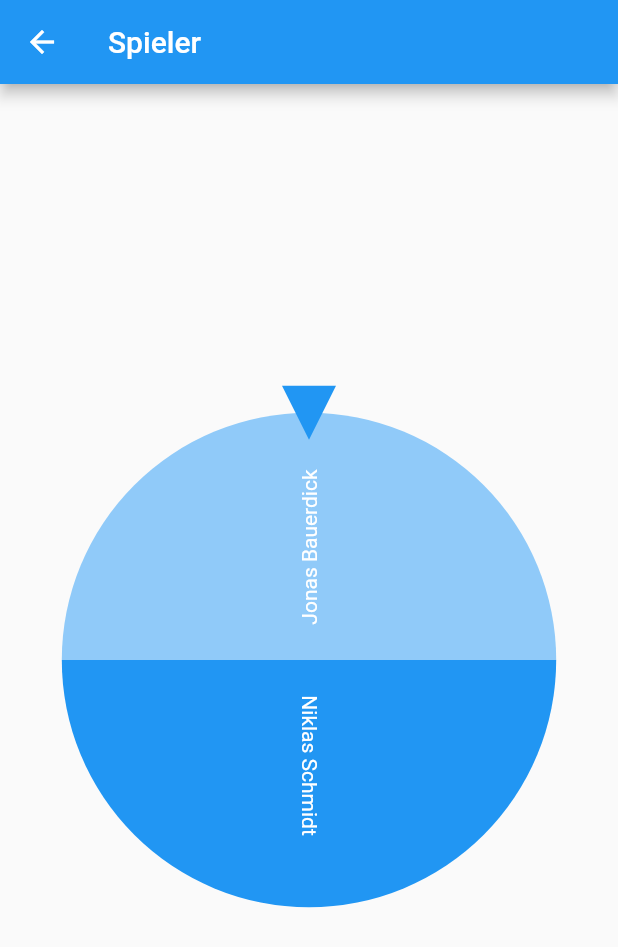
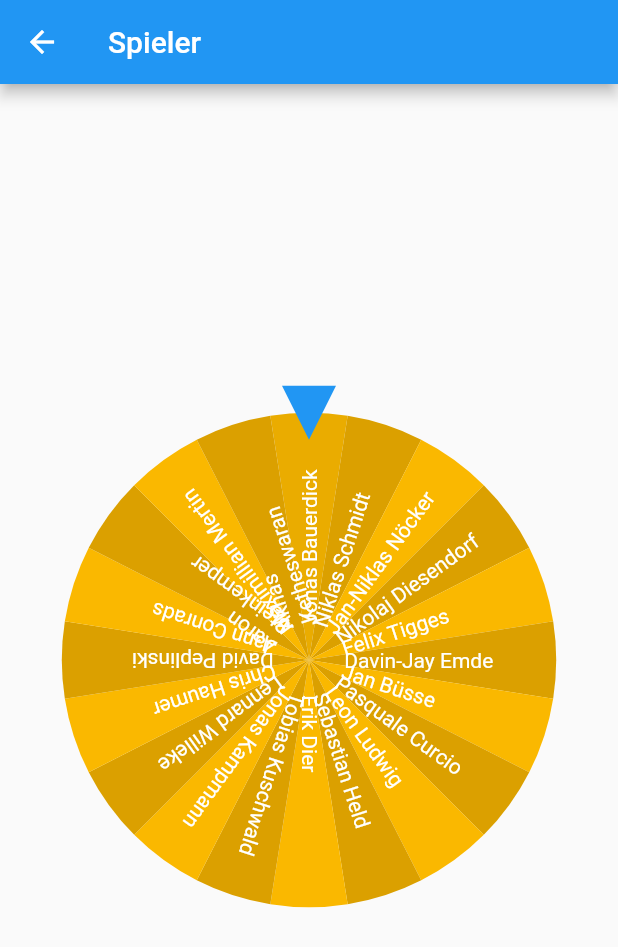
Before and after one commit to felixtigges/Snackomat3000, a Flutter app: the screen it shows after launch, after a tap on "Spieler", on a phone screen of 412 x 824 dp. Shown: the top 947 px of the screen. Run offline on Flutter 3.47's test engine with Material 2 defaults, Android fonts, the light colour scheme and no system bars; drawn by our look-alikes of flutter_fortune_wheel; our stand-ins replace shared_preferences.

Commit message:
Bilder und Farben hinzugefügt

```diff
--- a/lib/main.dart
+++ b/lib/main.dart
@@ -13,6 +13,7 @@ void main() {
 class MyApp extends StatelessWidget {
   const MyApp({Key? key}) : super(key: key);
 
+  // This widget is the root of your application.
   // This widget is the root of your application.
   @override
   Widget build(BuildContext context) {
@@ -35,7 +36,28 @@ class MyApp extends StatelessWidget {
   }
 }
 
-final players = FortuneData("Spieler", ["Jonas Bauerdick", "Niklas Schmidt"]);
+final players = FortuneData("Spieler", [
+  "Jonas Bauerdick",
+  "Niklas Schmidt",
+  "Jan-Niklas Nöcker",
+  "Nikolaj Diesendorf",
+  "Felix Tigges",
+  "Davin-Jay Emde",
+  "Jan Büsse",
+  "Pasquale Curcio",
+  "Leon Ludwig",
+  "Sebastian Held",
+  "Erik Dier",
+  "Tobias Kuschwald",
+  "Jonas Kampmann",
+  "Lennard Willeke",
+  "Chris Haumer",
+  "David Peplinski",
+  "Jann Conrads",
+  "Aaron Steinkemper",
+  "Maximillian Mertin",
+  "Akhas Ketheswaran"
+]);
 final punishment = FortuneData("Strafen", ["Singen", "Trainer Hiwi"]);
 final firstList = [players, punishment];
 var list = [];
@@ -51,7 +73,6 @@ class _StartpageState extends State<Startpage> {
   var loading = true;
   @override
   void initState() {
-    // TODO: implement initState
     super.initState();
   }
 
@@ -69,7 +90,7 @@ class _StartpageState extends State<Startpage> {
   }
 
   Future<String> loadPrefs() async {
-    await Future.delayed(const Duration(seconds: 2));
+    await Future.delayed(const Duration(seconds: 0));
     await getPreferences();
     return "Hallo";
   }
@@ -77,7 +98,17 @@ class _StartpageState extends State<Startpage> {
   @override
   Widget build(BuildContext context) {
     return Scaffold(
-        appBar: AppBar(),
+        appBar: AppBar(
+          actions: [
+            IconButton(
+                onPressed: () async {
+                  final prefs = await SharedPreferences.getInstance();
+                  prefs.clear();
+                  await getPreferences();
+                },
+                icon: const Icon(Icons.replay_outlined))
+          ],
+        ),
         body: loading
             ? FutureBuilder<String>(
                 future: loadPrefs(),
--- a/lib/pages/FortuneView.dart
+++ b/lib/pages/FortuneView.dart
@@ -1,16 +1,17 @@
 import 'dart:async';
+import 'dart:io';
 import 'dart:math';
 
 import 'package:flutter/material.dart';
+import 'package:flutter/services.dart';
 import 'package:flutter_fortune_wheel/flutter_fortune_wheel.dart';
 
 class FortuneView extends StatefulWidget {
   final Map<String, dynamic> fortuneData;
-  const FortuneView({ Key? key, required this.fortuneData }) : super(key: key);
+  const FortuneView({Key? key, required this.fortuneData}) : super(key: key);
 
   @override
   State<FortuneView> createState() => _FortuneViewState();
-
 }
 
 StreamController<int>? controller;
@@ -22,27 +23,79 @@ class _FortuneViewState extends State<FortuneView> {
     controller = StreamController<int>();
     super.initState();
   }
+
+  List<Color> colors = [Colors.red];
+
+  Color color(int i) {
+    if (i == 0) {
+      return const Color(0xffeaac00);
+    }
+    if (i % 2 == 0) {
+      return const Color(0xffFAB800);
+    } else {
+      return const Color(0xffdba000);
+    }
+  }
+
+  Future<Widget> getDevIcon(String name) async {
+    String path = "assets/$name.jpg";
+    try {
+      await rootBundle.load(path);
+      return Image.asset(path);
+    } catch (_) {
+      return const SizedBox.shrink();
+    }
+  }
+
   @override
   Widget build(BuildContext context) {
+    List<dynamic> data = widget.fortuneData['data'];
+    int selected = 0;
     return Scaffold(
         appBar: AppBar(
           title: Text(widget.fortuneData['name']),
-        leading: IconButton(icon: const Icon(Icons.arrow_back), onPressed: (){
+          leading: IconButton(
+            icon: const Icon(Icons.arrow_back),
+            onPressed: () {
               Navigator.pop(context);
-        },),
+            },
+          ),
         ),
         body: widget.fortuneData['data'].isNotEmpty
             ? FortuneWheel(
-
-                rotationCount: 2,
+                // styleStrategy: const UniformStyleStrategy(),
+                rotationCount: 10,
                 onFling: () {
-                  controller?.add(Random().nextInt(widget.fortuneData['data'].length));
+                  do {
+                    selected =
+                        Random().nextInt(widget.fortuneData['data'].length);
+                  } while (data[selected] == "Felix Tigges");
+                  controller?.add(selected);
+                },
+                onAnimationEnd: () async {
+                  var img = await getDevIcon(data[selected]);
+                  showDialog(
+                      context: context,
+                      builder: (context) {
+                        return AlertDialog(
+                          title: Text(data[selected]),
+                          content: img,
+                          actions: [
+                            ElevatedButton(
+                                onPressed: () => Navigator.pop(context),
+                                child: const Text("Ok")),
+                          ],
+                        );
+                      });
                 },
                 animateFirst: false,
                 selected: controller!.stream,
                 items: [
-                    for (var punishment in widget.fortuneData['data'])
-                      FortuneItem(child: Text(punishment))
+                    for (int i = 0; i < data.length; i++)
+                      FortuneItem(
+                          child: Text(widget.fortuneData['data'][i]),
+                          style:
+                              FortuneItemStyle(color: color(i), borderWidth: 0))
                   ])
             : const Center(
                 child: Text("Keine Strafen in der Liste!"),
--- a/pubspec.yaml
+++ b/pubspec.yaml
@@ -61,9 +61,8 @@ flutter:
   uses-material-design: true
 
   # To add assets to your application, add an assets section, like this:
-  # assets:
-  #   - images/a_dot_burr.jpeg
-  #   - images/a_dot_ham.jpeg
+  assets:
+     - assets/
 
   # An image asset can refer to one or more resolution-specific "variants", see
   # https://flutter.dev/assets-and-images/#resolution-aware.
```
Also changed, not shown: assets/Aaron Steinkemper.jpg (added), assets/Ahkas Ketheswaran.jpg (added), assets/Chris Haumer.jpg (added), assets/David Peplinski.jpg (added), assets/Erik Dier.jpg (added), assets/Jan Büsse.jpg (added), assets/Jonas Bauerdick.jpg (added), assets/Niklas Schmidt.jpg (added), assets/Sebastian Held.jpg (added), assets/Tobias Kuschwald.jpg (added). Lines whose indentation alone changed are shown as unchanged.
